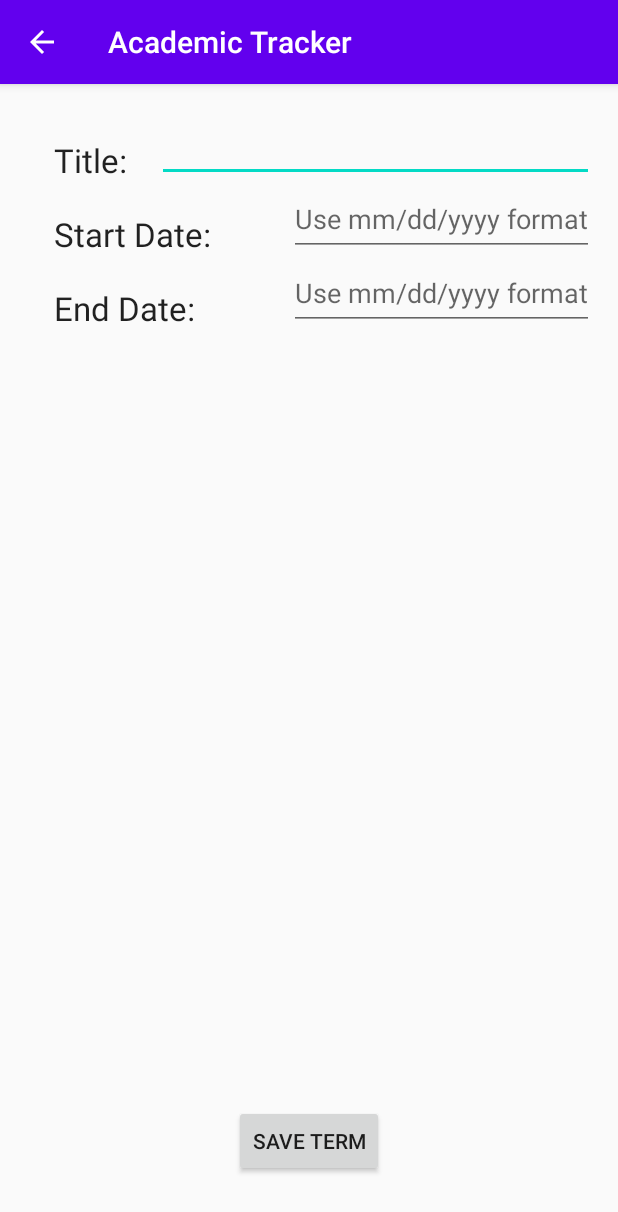
After one commit to Jdichiera/Academic-Tracker, an Android app: the AddTermActivity screen opened directly, with no data from a screen before it, on a phone screen of 412 x 824 dp. The commit adds this screen. Shown: the top 1212 px of the screen. Run offline under Robolectric (Android 15) with nearby library versions, the phone set to English and light mode, and no system bars.

Commit message:
Add ad term screen - Use simple date input

```diff
--- /dev/null
+++ b/app/src/main/java/com/example/academictracker/view/AddTermActivity.java
@@ -0,0 +1,89 @@
+package com.example.academictracker.view;
+
+import androidx.appcompat.app.AppCompatActivity;
+import androidx.fragment.app.DialogFragment;
+
+import android.app.DatePickerDialog;
+import android.content.Intent;
+import android.os.Bundle;
+import android.util.Log;
+import android.view.View;
+import android.widget.DatePicker;
+import android.widget.EditText;
+import android.widget.TextView;
+import android.widget.Toast;
+
+import com.example.academictracker.R;
+import com.example.academictracker.fragments.DatePickerFragment;
+
+import java.text.DateFormat;
+import java.util.Calendar;
+
+public class AddTermActivity extends AppCompatActivity {
+    public static final String EXTRA_TITLE = "com.example.academictracker.view.EXTRA_TITLE";
+
+
+    private EditText editTextTitle;
+    private EditText startDate;
+    private EditText endDate;
+
+    @Override
+    protected void onCreate(Bundle savedInstanceState) {
+        super.onCreate(savedInstanceState);
+        setContentView(R.layout.activity_add_term);
+        editTextTitle = findViewById(R.id.add_term_title);
+        startDate = findViewById(R.id.add_term_start);
+        endDate = findViewById(R.id.add_term_end);
+
+
+
+
+    }
+
+    public void saveTerm(View view) {
+        String title = editTextTitle.getText().toString();
+
+        if (title.trim().isEmpty()) {
+            Toast.makeText(this, "Please enter a title before saving.", Toast.LENGTH_SHORT).show();
+            return;
+        }
+
+        Intent data = new Intent();
+        data.putExtra(EXTRA_TITLE, title);
+
+        setResult(RESULT_OK, data);
+        finish();
+    }
+
+//    public void setStartDate(View view) {
+//        DialogFragment datePicker = new DatePickerFragment();
+//        datePicker.show(getSupportFragmentManager(), "date picker");
+//        Log.d("tag", "message");
+//    }
+//
+//    public void setEndDate(View view) {
+//        DialogFragment datePicker = new DatePickerFragment();
+//        datePicker.show(getSupportFragmentManager(), "date picker");
+//    }
+
+
+//    @Override
+//    public void onDateSet(DatePicker view, int year, int month, int dayOfMonth) {
+//        Calendar selectedCalendar = Calendar.getInstance();
+//        selectedCalendar.set(Calendar.YEAR, year);
+//        selectedCalendar.set(Calendar.MONTH, month);
+//        selectedCalendar.set(Calendar.DAY_OF_MONTH, dayOfMonth);
+//
+//        String selectedDate = DateFormat.getDateInstance().format(selectedCalendar.getTime());
+//
+//
+////        EditText startDate = findViewById(R.id.add_term_start);
+////        EditText endDate = findViewById(R.id.add_term_end);
+//        Toast.makeText(this, String.valueOf(this.startDate.hasFocus()), Toast.LENGTH_SHORT).show();
+//        if (this.startDate.hasFocus()) {
+//            this.startDate.setText(selectedDate);
+//        } else {
+//            this.endDate.setText(selectedDate);
+//        }
+//    }
+}
--- /dev/null
+++ b/app/src/main/res/drawable/ic_add.xml
@@ -0,0 +1,5 @@
+<vector android:height="24dp" android:tint="#FFFFFF"
+    android:viewportHeight="24.0" android:viewportWidth="24.0"
+    android:width="24dp" xmlns:android="http://schemas.android.com/apk/res/android">
+    <path android:fillColor="#FF000000" android:pathData="M19,13h-6v6h-2v-6H5v-2h6V5h2v6h6v2z"/>
+</vector>
--- /dev/null
+++ b/app/src/main/res/drawable/ic_close.xml
@@ -0,0 +1,5 @@
+<vector android:height="24dp" android:tint="#FFFFFF"
+    android:viewportHeight="24.0" android:viewportWidth="24.0"
+    android:width="24dp" xmlns:android="http://schemas.android.com/apk/res/android">
+    <path android:fillColor="#FF000000" android:pathData="M19,6.41L17.59,5 12,10.59 6.41,5 5,6.41 10.59,12 5,17.59 6.41,19 12,13.41 17.59,19 19,17.59 13.41,12z"/>
+</vector>
--- /dev/null
+++ b/app/src/main/res/drawable/ic_save.xml
@@ -0,0 +1,5 @@
+<vector android:height="24dp" android:tint="#FFFFFF"
+    android:viewportHeight="24.0" android:viewportWidth="24.0"
+    android:width="24dp" xmlns:android="http://schemas.android.com/apk/res/android">
+    <path android:fillColor="#FF000000" android:pathData="M17,3L5,3c-1.11,0 -2,0.9 -2,2v14c0,1.1 0.89,2 2,2h14c1.1,0 2,-0.9 2,-2L21,7l-4,-4zM12,19c-1.66,0 -3,-1.34 -3,-3s1.34,-3 3,-3 3,1.34 3,3 -1.34,3 -3,3zM15,9L5,9L5,5h10v4z"/>
+</vector>
--- /dev/null
+++ b/app/src/main/res/layout/activity_add_term.xml
@@ -0,0 +1,89 @@
+<?xml version="1.0" encoding="utf-8"?>
+<RelativeLayout xmlns:android="http://schemas.android.com/apk/res/android"
+    xmlns:tools="http://schemas.android.com/tools"
+    android:layout_width="match_parent"
+    android:layout_height="match_parent"
+    android:orientation="vertical"
+    android:padding="16dp"
+    tools:context=".view.AddTermActivity">
+
+    <TextView
+        android:id="@+id/add_term_title_prompt"
+        android:layout_width="wrap_content"
+        android:layout_height="wrap_content"
+        android:layout_alignParentStart="true"
+        android:layout_marginLeft="20dp"
+        android:layout_marginTop="20dp"
+        android:text="Title:"
+        android:textAppearance="@style/TextAppearance.AppCompat.Large" />
+
+    <EditText
+        android:id="@+id/add_term_title"
+        android:layout_width="match_parent"
+        android:layout_height="wrap_content"
+        android:layout_alignBottom="@id/add_term_title_prompt"
+        android:layout_alignParentEnd="true"
+        android:layout_marginLeft="20dp"
+        android:layout_toEndOf="@id/add_term_title_prompt"
+        android:importantForAutofill="no"
+        android:inputType="text"
+        android:textAlignment="viewEnd"
+        android:textAppearance="@style/TextAppearance.AppCompat.Large" />
+
+    <TextView
+        android:id="@+id/add_term_start_prompt"
+        android:layout_width="wrap_content"
+        android:layout_height="wrap_content"
+        android:layout_below="@id/add_term_title"
+        android:layout_alignParentStart="true"
+        android:layout_marginLeft="20dp"
+        android:layout_marginTop="20dp"
+        android:text="Start Date:"
+        android:textAppearance="@style/TextAppearance.AppCompat.Large" />
+
+    <EditText
+        android:id="@+id/add_term_start"
+        android:layout_width="wrap_content"
+        android:layout_height="wrap_content"
+        android:layout_below="@id/add_term_title"
+        android:layout_alignBottom="@id/add_term_start_prompt"
+        android:layout_alignParentEnd="true"
+        android:layout_marginLeft="20dp"
+        android:hint="Use mm/dd/yyyy format"
+        android:inputType="date"
+        android:textAlignment="viewEnd" />
+
+    <TextView
+        android:id="@+id/add_term_end_prompt"
+        android:layout_width="wrap_content"
+        android:layout_height="wrap_content"
+        android:layout_below="@id/add_term_start"
+        android:layout_alignParentStart="true"
+        android:layout_marginLeft="20dp"
+        android:layout_marginTop="20dp"
+        android:text="End Date:"
+        android:textAppearance="@style/TextAppearance.AppCompat.Large" />
+
+    <EditText
+        android:id="@+id/add_term_end"
+        android:layout_width="wrap_content"
+        android:layout_height="wrap_content"
+        android:layout_below="@id/add_term_start"
+        android:layout_alignBottom="@id/add_term_end_prompt"
+        android:layout_alignParentEnd="true"
+        android:layout_marginLeft="20dp"
+        android:hint="Use mm/dd/yyyy format"
+        android:inputType="date"
+        android:textAlignment="viewEnd" />
+
+    <Button
+        android:id="@+id/button_save_term"
+        android:layout_width="wrap_content"
+        android:layout_height="wrap_content"
+        android:layout_alignParentBottom="true"
+        android:layout_centerHorizontal="true"
+        android:layout_marginBottom="23dp"
+        android:onClick="saveTerm"
+        android:text="Save Term" />
+
+</RelativeLayout>
--- a/app/src/main/res/layout/activity_home.xml
+++ b/app/src/main/res/layout/activity_home.xml
@@ -4,7 +4,7 @@
     xmlns:tools="http://schemas.android.com/tools"
     android:layout_width="match_parent"
     android:layout_height="match_parent"
-    tools:context=".view.Home">
+    tools:context=".view.HomeActivity">
 
     <Button
         android:id="@+id/button_view_all_terms"
```
Also changed, not shown: app/src/main/AndroidManifest.xml (+17 -9 lines), app/src/main/java/com/example/academictracker/fragments/DatePickerFragment.java (added, +23 -0 lines), app/src/main/java/com/example/academictracker/view/HomeActivity.java (renamed from app/src/main/java/com/example/academictracker/view/Home.java, +2 -5 lines), app/src/main/java/com/example/academictracker/view/TermListActivity.java (renamed from app/src/main/java/com/example/academictracker/view/TermList.java, +30 -2 lines), app/src/main/res/layout/activity_term_list.xml (+10 -2 lines).
